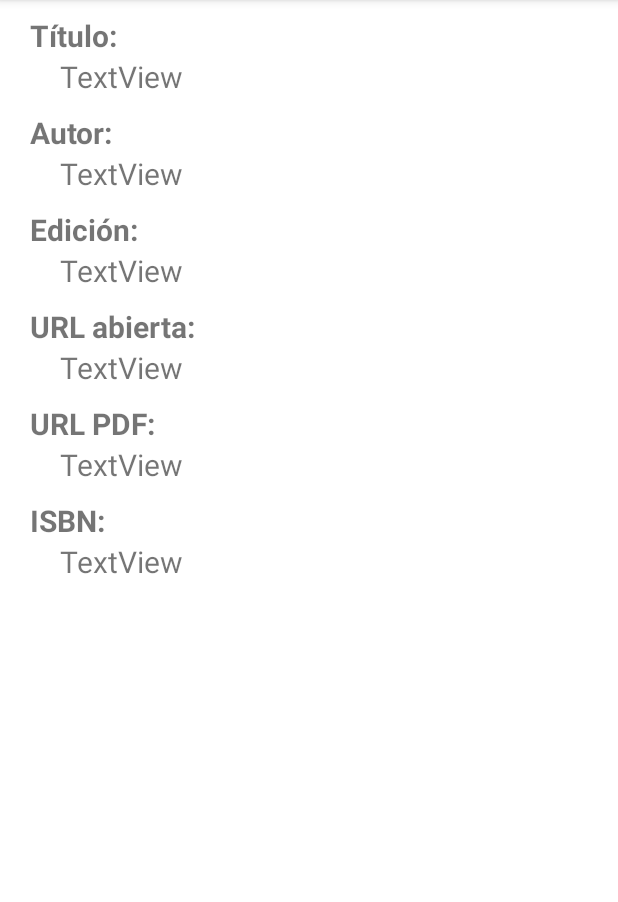
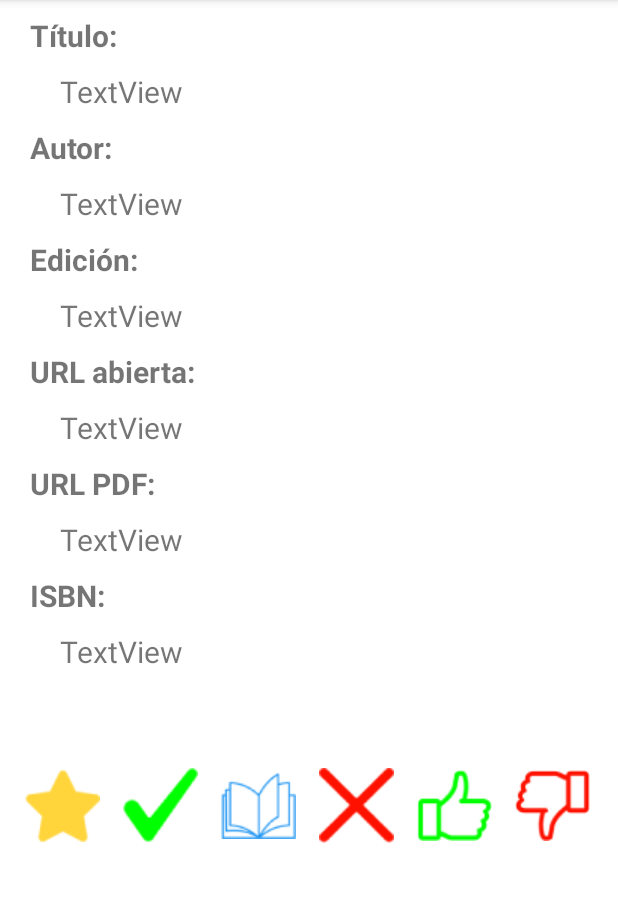
Before and after one commit to RaulMoyaGimeno/libreria, an Android app: the ShowBookActivity screen opened directly, with no data from a screen before it, on a phone screen of 412 x 824 dp, the part 84-986 px from its top. Run offline under Robolectric (Android 15) with nearby library versions, the phone set to English and light mode, and no system bars.

Commit message:
actvity show book checkBox

```diff
--- a/app/src/main/res/layout/activity_show_book.xml
+++ b/app/src/main/res/layout/activity_show_book.xml
@@ -7,8 +7,9 @@
     tools:context=".view.ShowBookActivity">
 
     <LinearLayout
+        android:id="@+id/linearLayout"
         android:layout_width="409dp"
-        android:layout_height="729dp"
+        android:layout_height="wrap_content"
         android:orientation="vertical"
         tools:layout_editor_absoluteX="1dp"
         tools:layout_editor_absoluteY="1dp">
@@ -30,6 +31,10 @@
                 android:text="Título: "
                 android:textSize="20sp"
                 android:textStyle="bold" />
+
+            <Space
+                android:layout_width="match_parent"
+                android:layout_height="10dp" />
 
             <TextView
                 android:id="@+id/txtBookTitleShow"
@@ -58,6 +63,10 @@
                 android:textSize="20sp"
                 android:textStyle="bold" />
 
+            <Space
+                android:layout_width="match_parent"
+                android:layout_height="10dp" />
+
             <TextView
                 android:id="@+id/txtAuthorShow"
                 android:layout_width="match_parent"
@@ -84,6 +93,10 @@
                 android:text="Edición:"
                 android:textSize="20sp"
                 android:textStyle="bold" />
+
+            <Space
+                android:layout_width="match_parent"
+                android:layout_height="10dp" />
 
             <TextView
                 android:id="@+id/txtEditionShow"
@@ -112,6 +125,10 @@
                 android:textSize="20sp"
                 android:textStyle="bold" />
 
+            <Space
+                android:layout_width="match_parent"
+                android:layout_height="10dp" />
+
             <TextView
                 android:id="@+id/txtOpenUrlShow"
                 android:layout_width="match_parent"
@@ -138,6 +155,10 @@
                 android:text="URL PDF:"
                 android:textSize="20sp"
                 android:textStyle="bold" />
+
+            <Space
+                android:layout_width="match_parent"
+                android:layout_height="10dp" />
 
             <TextView
                 android:id="@+id/pdfUrlShow"
@@ -166,6 +187,10 @@
                 android:textSize="20sp"
                 android:textStyle="bold" />
 
+            <Space
+                android:layout_width="match_parent"
+                android:layout_height="10dp" />
+
             <TextView
                 android:id="@+id/txtIsbnShow"
                 android:layout_width="match_parent"
@@ -176,4 +201,72 @@
         </LinearLayout>
     </LinearLayout>
 
+    <LinearLayout
+        android:layout_width="409dp"
+        android:layout_height="wrap_content"
+        android:layout_marginTop="64dp"
+        android:orientation="horizontal"
+        app:layout_constraintEnd_toEndOf="parent"
+        app:layout_constraintStart_toStartOf="parent"
+        app:layout_constraintTop_toBottomOf="@+id/linearLayout">
+
+        <CheckBox
+            android:id="@+id/checkFavs"
+            android:layout_width="wrap_content"
+            android:layout_height="wrap_content"
+            android:layout_marginLeft="15dp"
+            android:button="@drawable/estrella"
+            android:checked="true"
+            android:theme="@style/Theme.amrillo" />
+
+        <CheckBox
+            android:id="@+id/checkRead"
+            android:layout_width="wrap_content"
+            android:layout_height="wrap_content"
+            android:layout_marginLeft="15dp"
+            android:button="@drawable/check"
+            android:checked="true"
+            android:forceDarkAllowed="false"
+            android:textColorLink="@color/teal_200"
+            android:theme="@style/Theme.verde" />
+
+        <CheckBox
+            android:id="@+id/checkReading"
+            android:layout_width="wrap_content"
+            android:layout_height="wrap_content"
+            android:layout_marginLeft="15dp"
+            android:button="@drawable/libro"
+            android:checked="true"
+            android:theme="@style/Theme.azul" />
+
+        <CheckBox
+            android:id="@+id/checkDiscard"
+            android:layout_width="wrap_content"
+            android:layout_height="wrap_content"
+            android:layout_marginLeft="15dp"
+            android:button="@drawable/cruz"
+            android:checked="true"
+            android:textColorHighlight="@color/teal_200"
+            android:textColorLink="@color/teal_200"
+            android:theme="@style/Theme.rojo" />
+
+        <CheckBox
+            android:id="@+id/checkLike"
+            android:layout_width="wrap_content"
+            android:layout_height="wrap_content"
+            android:layout_marginLeft="15dp"
+            android:button="@drawable/like"
+            android:checked="true"
+            android:theme="@style/Theme.verde" />
+
+        <CheckBox
+            android:id="@+id/checkDislike"
+            android:layout_width="wrap_content"
+            android:layout_height="wrap_content"
+            android:layout_marginLeft="15dp"
+            android:button="@drawable/notlike"
+            android:checked="true"
+            android:theme="@style/Theme.rojo" />
+    </LinearLayout>
+
 </androidx.constraintlayout.widget.ConstraintLayout>
--- a/app/src/main/res/values/colors.xml
+++ b/app/src/main/res/values/colors.xml
@@ -3,7 +3,7 @@
     <color name="purple_200">#FFBB86FC</color>
     <color name="purple_500">#FF6200EE</color>
     <color name="purple_700">#FF3700B3</color>
-    <color name="teal_200">#FF03DAC5</color>
+    <color name="teal_200">#3BFFD1</color>
     <color name="teal_700">#FF018786</color>
     <color name="black">#FF000000</color>
     <color name="white">#FFFFFFFF</color>
--- a/app/src/main/res/values/themes.xml
+++ b/app/src/main/res/values/themes.xml
@@ -13,4 +13,16 @@
         <item name="android:statusBarColor">?attr/colorPrimaryVariant</item>
         <!-- Customize your theme here. -->
     </style>
+    <style name="Theme.amrillo" parent="Theme.MaterialComponents.DayNight.DarkActionBar">
+        <item name="colorSecondary">#FFD53B</item>
+    </style>
+    <style name="Theme.rojo" parent="Theme.MaterialComponents.DayNight.DarkActionBar">
+        <item name="colorSecondary">#FF1100</item>
+    </style>
+    <style name="Theme.verde" parent="Theme.MaterialComponents.DayNight.DarkActionBar">
+        <item name="colorSecondary">#00FF00</item>
+    </style>
+    <style name="Theme.azul" parent="Theme.MaterialComponents.DayNight.DarkActionBar">
+        <item name="colorSecondary">#2196F3</item>
+    </style>
 </resources>
```
Also changed, not shown: app/src/main/res/drawable-v24/check.png (added), app/src/main/res/drawable-v24/cruz.png (added), app/src/main/res/drawable-v24/estrella.png (added), app/src/main/res/drawable-v24/libro.png (added), app/src/main/res/drawable-v24/like.png (added), app/src/main/res/drawable-v24/notlike.png (added).
